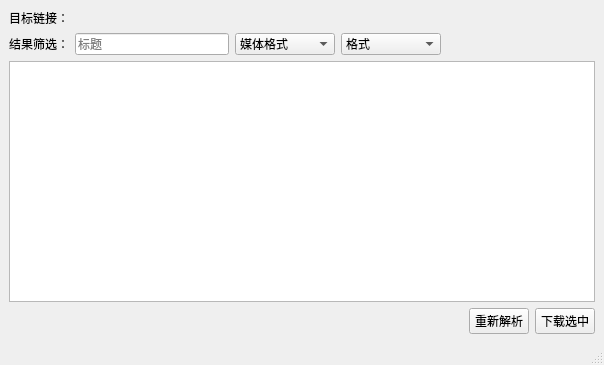
First picture: the form in ui/parsedwindow.ui, repository wuyue92tree/nice-you-get, before the edit.
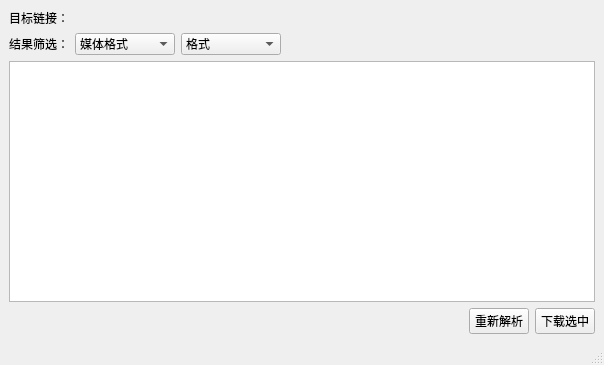
Second picture: the form after the edit.

```diff
--- a/ui/parsedwindow.ui
+++ b/ui/parsedwindow.ui
@@ -57,13 +57,6 @@
         </property>
        </widget>
       </item>
-      <item>
-       <widget class="QLineEdit" name="searchLineEdit">
-        <property name="placeholderText">
-         <string>标题</string>
-        </property>
-       </widget>
-      </item>
       <item>
        <widget class="QComboBox" name="formatComboBox">
         <property name="minimumSize">
```
